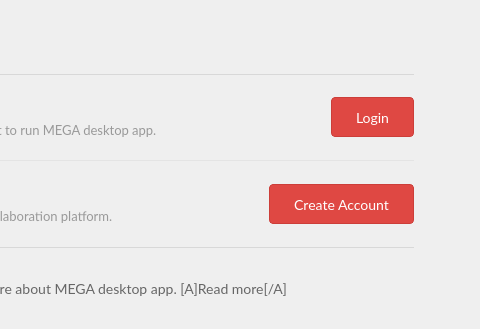
meganz/MEGAsync, file src/MEGASync/gui/linux/InfoWizard.ui: the form before one commit; both pictures show x 252 to 732 and y 212 to 541 of the 732 by 541 pixel window.
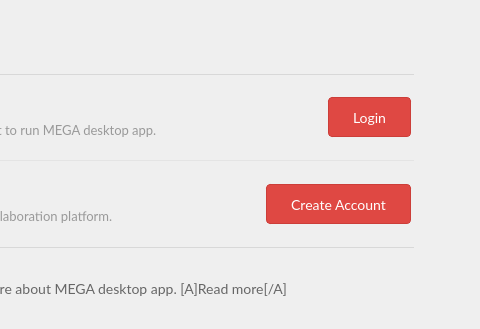
The form after the commit. Icons and pictures are not drawn.

Commit message: Fix outer border for buttons

Diff of the .ui file:
```diff
--- a/src/MEGASync/gui/linux/InfoWizard.ui
+++ b/src/MEGASync/gui/linux/InfoWizard.ui
@@ -57,6 +57,7 @@
   border-radius: 4px;
   border: 1px solid;
   border-color: #CC3E39;
+  margin: 3px;
 }
 
 #bLogin:hover, #bCreateAccount:hover
@@ -1042,13 +1043,13 @@
               <property name="minimumSize">
                <size>
                 <width>0</width>
-                <height>40</height>
+                <height>46</height>
                </size>
               </property>
               <property name="maximumSize">
                <size>
                 <width>16777215</width>
-                <height>40</height>
+                <height>46</height>
                </size>
               </property>
               <property name="cursor">
@@ -1233,13 +1234,13 @@
               <property name="minimumSize">
                <size>
                 <width>0</width>
-                <height>40</height>
+                <height>46</height>
                </size>
               </property>
               <property name="maximumSize">
                <size>
                 <width>16777215</width>
-                <height>40</height>
+                <height>46</height>
                </size>
               </property>
               <property name="cursor">
```
Left out of the diff: 7 changed lines with no effect on the pictures. The commit also changes 2 other files.
